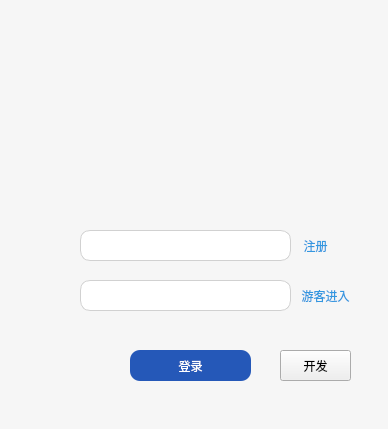
The window that login.ui (Dansheng/FlightSystem) describes before a commit, drawn with Qt 5.
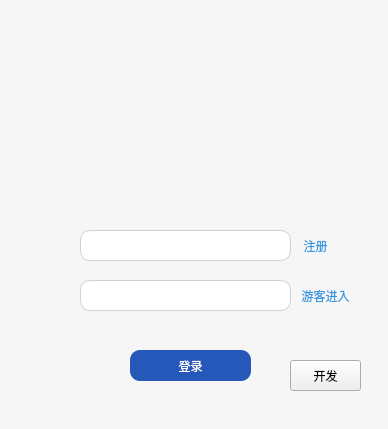
The same window after the commit. Icons and pictures are not drawn.

Diff of the .ui file:
```diff
--- a/login.ui
+++ b/login.ui
@@ -223,8 +223,8 @@
   <widget class="QPushButton" name="dev">
    <property name="geometry">
     <rect>
-     <x>280</x>
-     <y>350</y>
+     <x>290</x>
+     <y>360</y>
      <width>71</width>
      <height>31</height>
     </rect>
```
